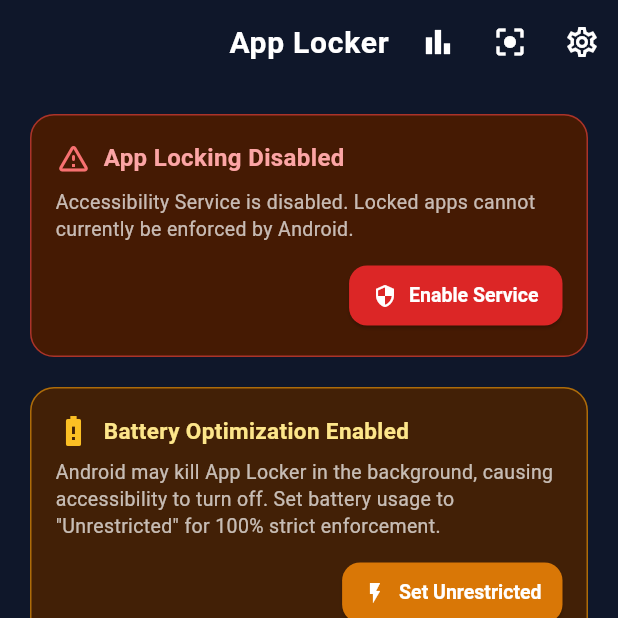
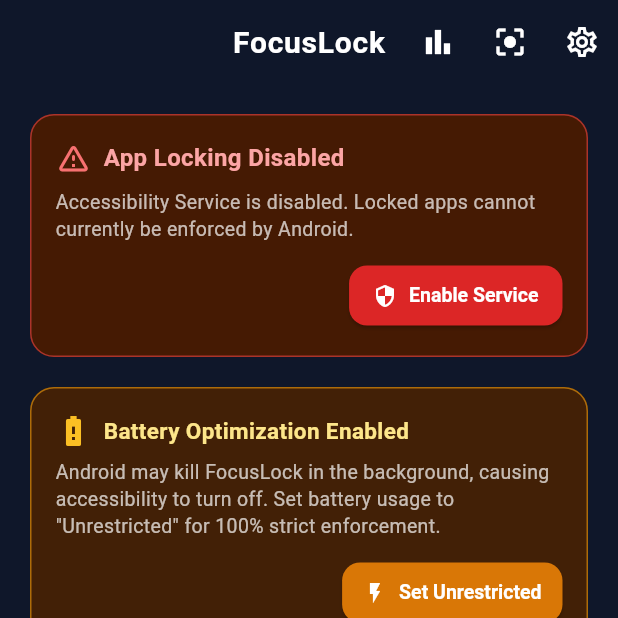
Before and after one commit to perci7890/lockappbytime, a Flutter app: the screen it shows after launch, on a phone screen of 412 x 824 dp, the top half of it. Run offline on Flutter 3.47's test engine with Material 3 defaults, Android fonts, the light colour scheme and no system bars; our stand-ins replace shared_preferences, sqflite; accounts and stored records are empty.

Commit message:
refactor: rename application from App Locker to FocusLock
Update all occurrences of "App Locker" to "FocusLock" across the
entire codebase, including Android native components, Flutter UI,
strings, and documentation.

- Rename Android application label in `AndroidManifest.xml`
- Update notification channel names and titles in `AppLockForegroundService`
- Update string resources in `strings.xml`
- Update Flutter app title and widget text in `main.dart`, `home_screen.dart`, and `diagnostics_screen.dart`
- Update README documentation
- Update internal comments and accessibility service logic references

```diff
--- a/lib/features/home/home_screen.dart
+++ b/lib/features/home/home_screen.dart
@@ -85,7 +85,7 @@
 
         return Scaffold(
           appBar: AppBar(
-            title: const Text('App Locker'),
+            title: const Text('FocusLock'),
             actions: [
               IconButton(
                 tooltip: 'Usage Statistics',
@@ -162,7 +162,7 @@
                         ),
                         const SizedBox(height: 6),
                         const Text(
-                          'Android may kill App Locker in the background, causing accessibility to turn off. Set battery usage to "Unrestricted" for 100% strict enforcement.',
+                          'Android may kill FocusLock in the background, causing accessibility to turn off. Set battery usage to "Unrestricted" for 100% strict enforcement.',
                           style: TextStyle(color: Colors.white70, fontSize: 13, height: 1.4),
                         ),
                         const SizedBox(height: 12),
--- a/lib/features/home/widgets/accessibility_notice_banner.dart
+++ b/lib/features/home/widgets/accessibility_notice_banner.dart
@@ -89,7 +89,7 @@
               ),
               SizedBox(height: 8),
               Text(
-                'App Locker requires the Accessibility Service strictly to detect when you launch a locked application and immediately display the lock screen.',
+                'FocusLock requires the Accessibility Service strictly to detect when you launch a locked application and immediately display the lock screen.',
                 style: TextStyle(color: Colors.white70, fontSize: 13, height: 1.4),
               ),
               SizedBox(height: 12),
--- a/lib/features/settings/diagnostics_screen.dart
+++ b/lib/features/settings/diagnostics_screen.dart
@@ -215,7 +215,7 @@
                 const SizedBox(height: 24),
 
                 const Text(
-                  'App Locker Status',
+                  'FocusLock Status',
                   style: TextStyle(
                     fontSize: 16,
                     fontWeight: FontWeight.bold,
--- a/lib/main.dart
+++ b/lib/main.dart
@@ -6,18 +6,18 @@
 
 void main() {
   WidgetsFlutterBinding.ensureInitialized();
-  runApp(const AppLockerApp());
+  runApp(const FocusLockApp());
 }
 
-class AppLockerApp extends StatelessWidget {
-  const AppLockerApp({super.key});
+class FocusLockApp extends StatelessWidget {
+  const FocusLockApp({super.key});
 
   @override
   Widget build(BuildContext context) {
     return ChangeNotifierProvider(
       create: (_) => LockProvider(),
       child: MaterialApp(
-        title: 'App Locker',
+        title: 'FocusLock',
         debugShowCheckedModeBanner: false,
         theme: AppTheme.darkTheme,
         home: const HomeScreen(),
```
Also changed, not shown: 6 other files.
